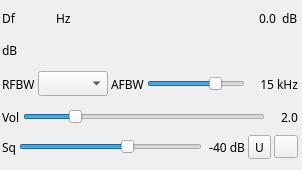
This is plugins/channelrx/demodwfm/wfmdemodgui.ui in f4exb/sdrangel as Qt 5 draws it before an edit. The edited form follows.
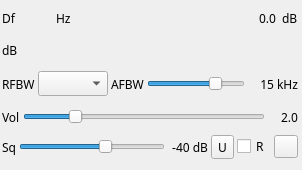
This is the edited form. Icons and pictures are not drawn. Custom widgets are drawn as their Qt base class.

What changed in the file:
```diff
--- a/plugins/channelrx/demodwfm/wfmdemodgui.ui
+++ b/plugins/channelrx/demodwfm/wfmdemodgui.ui
@@ -384,6 +384,16 @@
         </property>
        </widget>
       </item>
+      <item>
+       <widget class="QCheckBox" name="useRTP">
+        <property name="toolTip">
+         <string>Kiki koko kuku cacaboudin</string>
+        </property>
+        <property name="text">
+         <string>R</string>
+        </property>
+       </widget>
+      </item>
       <item>
        <widget class="QToolButton" name="audioMute">
         <property name="text">
```
